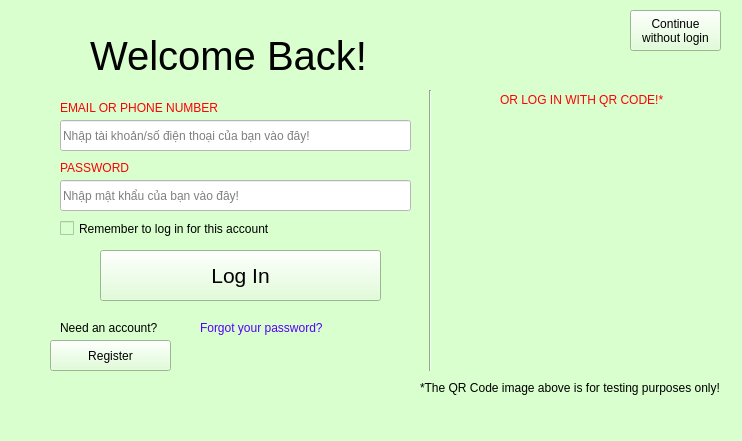
This is PTI/SPCK/GUI/dangnhap.ui in GreenSystemDuy08/TL-C4K-PTI01 as Qt 5 draws it before an edit. The edited form follows.
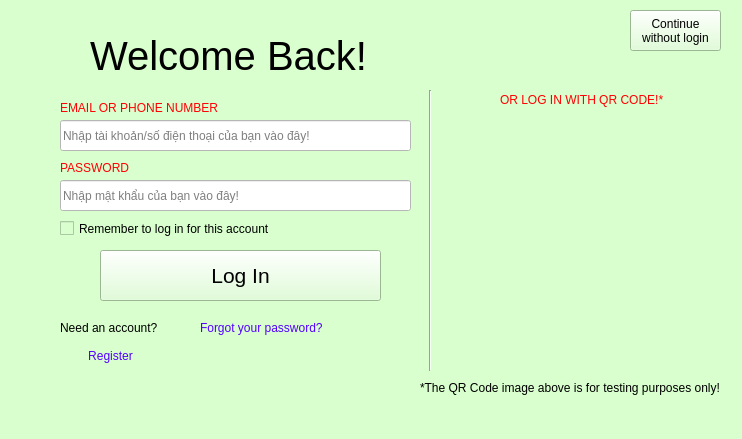
This is the edited form. Icons and pictures are not drawn.

What changed in the file:
```diff
--- a/PTI/SPCK/GUI/dangnhap.ui
+++ b/PTI/SPCK/GUI/dangnhap.ui
@@ -7,7 +7,7 @@
     <x>0</x>
     <y>0</y>
     <width>742</width>
-    <height>441</height>
+    <height>439</height>
    </rect>
   </property>
   <property name="cursor">
@@ -284,7 +284,8 @@
      </rect>
     </property>
     <property name="styleSheet">
-     <string notr="true"/>
+     <string notr="true">color: rgb(85, 0, 255);
+border-radius: 15px;</string>
     </property>
     <property name="text">
      <string>Register</string>
```
Left out of the diff: 3 changed lines with no effect on the pictures.
